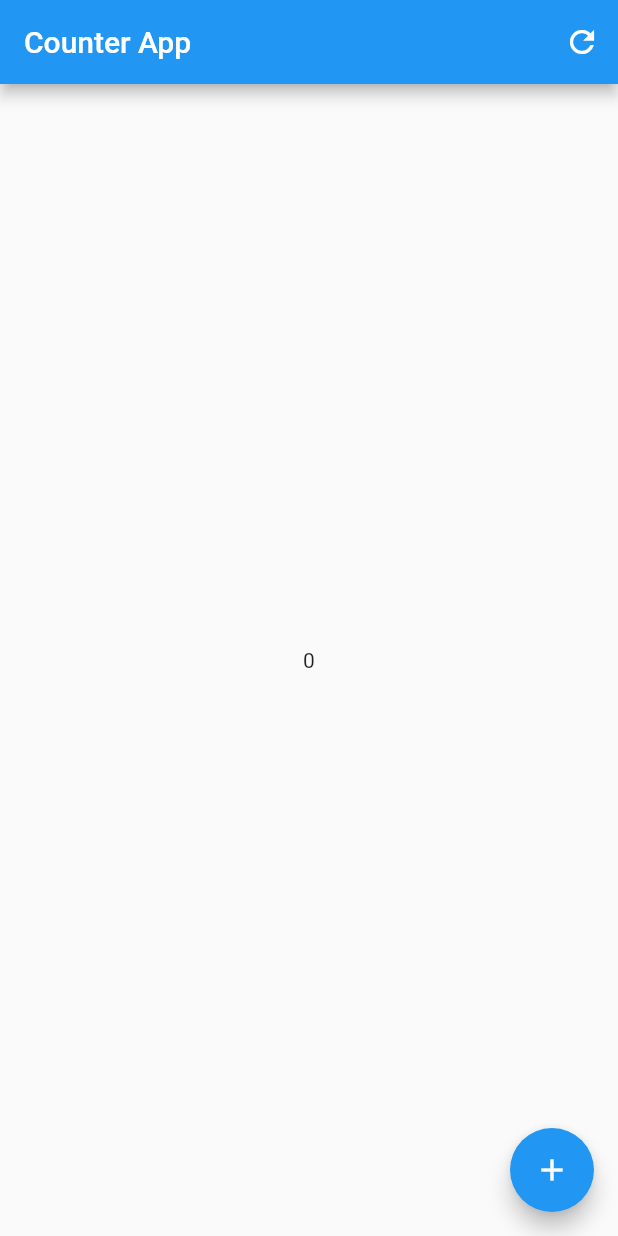
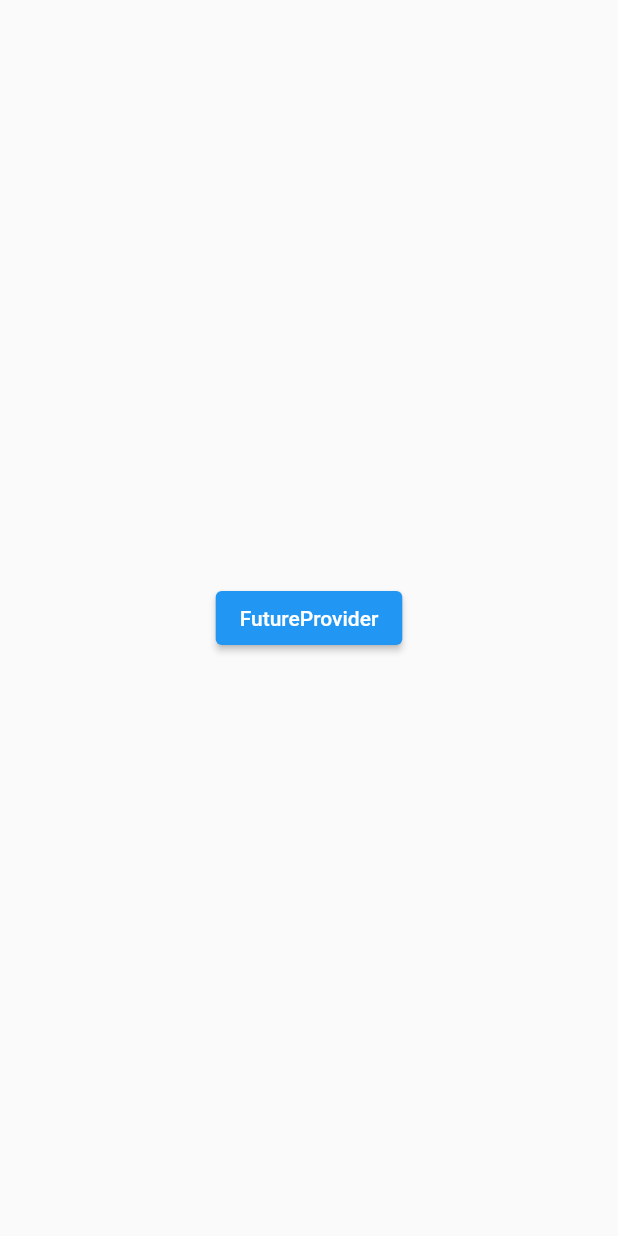
Before and after one commit to Kinjal-Gajjar/flutterriverpod, a Flutter app: the screen it shows after launch, on a phone screen of 412 x 824 dp. Run offline on Flutter 3.47's test engine with Material 2 defaults, Android fonts, the phone set to English and light mode, and no system bars; our stand-ins replace flutter_riverpod.

Commit message:
futureprovider

```diff
--- /dev/null
+++ b/lib/futureprovider/futurescreen.dart
@@ -0,0 +1,23 @@
+import 'package:flutter/material.dart';
+import 'package:flutterriverpod/futureprovider/faturedata_screen.dart';
+
+class Screen extends StatelessWidget {
+  const Screen({super.key});
+
+  @override
+  Widget build(BuildContext context) {
+    return Scaffold(
+      body: Center(
+        child: ElevatedButton(
+            onPressed: () {
+              Navigator.push(
+                  context,
+                  MaterialPageRoute(
+                    builder: (context) => const WetherScreen(),
+                  ));
+            },
+            child: const Text('FutureProvider')),
+      ),
+    );
+  }
+}
--- a/lib/main.dart
+++ b/lib/main.dart
@@ -1,8 +1,7 @@
 import 'package:flutter/material.dart';
 import 'package:flutter_riverpod/flutter_riverpod.dart';
-import 'package:flutterriverpod/screen/countScreen.dart';
+import 'package:flutterriverpod/futureprovider/futurescreen.dart';
 
-import 'screen/home_screen.dart';
 
 void main() {
   runApp(const ProviderScope(child: MyApp()));
@@ -14,7 +13,8 @@ class MyApp extends StatelessWidget {
   @override
   Widget build(BuildContext context) {
     return const MaterialApp(
-      home: CountScreen(),
+      // home: CountScreen(),
+      home: Screen(),
     );
   }
 }
--- a/lib/screen/countscreen.dart
+++ b/lib/screen/countscreen.dart
@@ -1,9 +1,13 @@
 import 'package:flutter/material.dart';
 import 'package:flutter_riverpod/flutter_riverpod.dart';
+import 'package:flutterriverpod/screen/counterprovider.dart';
 
-//Using state provider
 
-final counter = StateProvider((ref) => 0);
+//todo: Using state provider
+
+// final counter = StateProvider((ref) => 0);
+final counterProvider =
+    StateNotifierProvider<CounterProvider, int>((ref) => CounterProvider());
 
 class CountScreen extends ConsumerStatefulWidget {
   const CountScreen({super.key});
@@ -15,31 +19,31 @@ class CountScreen extends ConsumerStatefulWidget {
 class _CountScreenState extends ConsumerState<CountScreen> {
   @override
   Widget build(BuildContext context) {
-    print('build');
-    ref.listen(counter, (preives, next) {
-      if (next == 5) {
-        ScaffoldMessenger.of(context)
-            .showSnackBar(SnackBar(content: Text('The value is $next ')));
-      }
-    });
+    print('builds');
+    // ref.listen(counter, (preives, next) {
+    //   if (next == 5) {
+    //     ScaffoldMessenger.of(context)
+    //         .showSnackBar(SnackBar(content: Text('The value is $next ')));
+    //   }
+    // });
     return Scaffold(
       appBar: AppBar(
         title: const Text('Counter App'),
         actions: [
           IconButton(
               onPressed: () {
-                ref.invalidate(counter);
+                // ref.invalidate(counter);
                 // ref.refresh(counter);
               },
               icon: const Icon(Icons.refresh))
         ],
       ),
       body: Center(
-        child: Text(ref.watch(counter).toString()),
+        child: Text(ref.watch(counterProvider).toString()),
       ),
       floatingActionButton: FloatingActionButton(
         onPressed: () {
-          ref.watch(counter.notifier).state++;
+          ref.read(counterProvider.notifier).increment();
           // ref.watch(counter.notifier).update((state) => state++);
         },
         child: const Icon(Icons.add),
```
Also changed, not shown: lib/futureprovider/dummy_data.dart (added, +7 -0 lines), lib/futureprovider/faturedata_screen.dart (added, +36 -0 lines), lib/screen/counterprovider.dart (added, +9 -0 lines).
